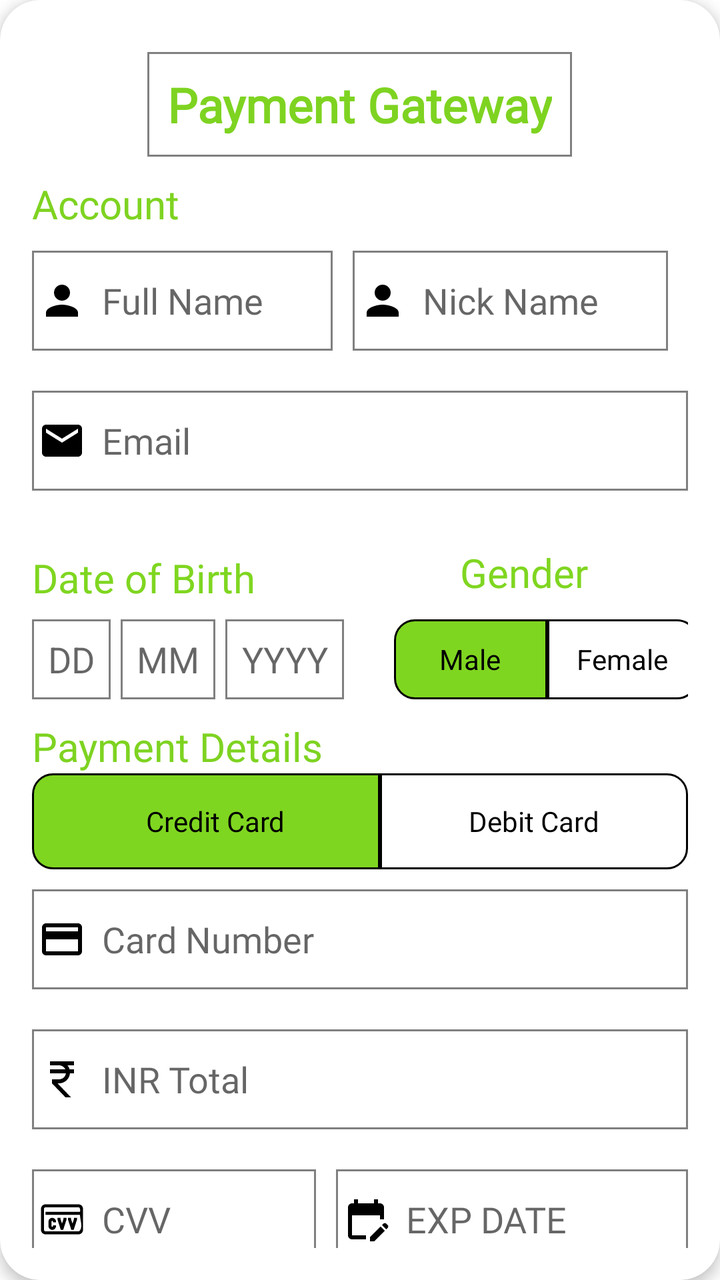
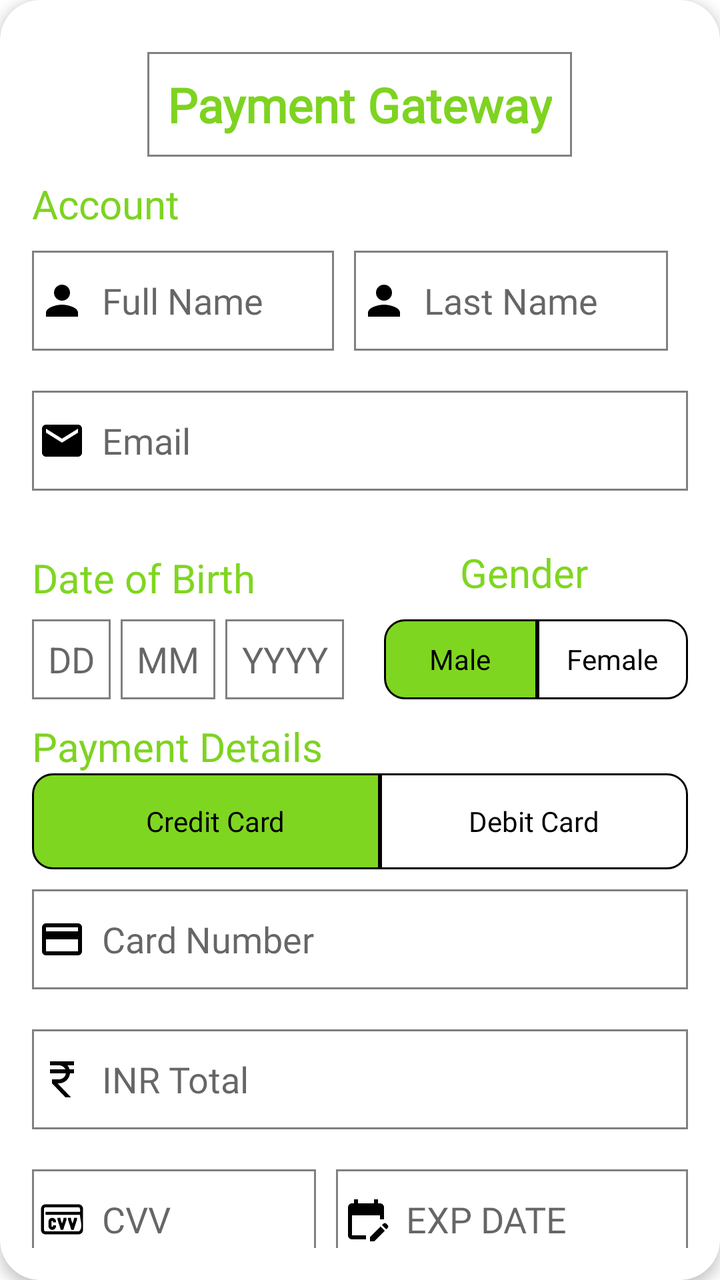

Compare the two renders of this Android layout. The source of the first and the diff that turns it into the second are given below.
<!-- AndroidManifest.xml: application theme Base.Theme.GoBetween -->
<!-- res/layout/activity_payment.xml -->
<?xml version="1.0" encoding="utf-8"?>
<androidx.cardview.widget.CardView xmlns:android="http://schemas.android.com/apk/res/android"
    xmlns:app="http://schemas.android.com/apk/res-auto"
    android:layout_width="match_parent"
    android:layout_height="wrap_content"
    app:cardCornerRadius="20dp"
    android:layout_margin="20dp"
    app:cardElevation="4dp">

    <LinearLayout
        android:layout_width="match_parent"
        android:layout_height="match_parent"
        android:orientation="vertical"
        android:padding="16dp"
        android:layout_marginTop="10dp">

        <TextView
            android:id="@+id/title"
            android:layout_width="wrap_content"
            android:layout_height="wrap_content"
            android:text="Payment Gateway"
            android:layout_gravity="center"
            android:background="@drawable/payment_edittext"
            android:fontFamily="@font/poppins_semibold"
            android:padding="10dp"
            android:textColor="#7ed321"
            android:textSize="24sp"
            android:textStyle="bold" />

        <LinearLayout
            android:layout_width="match_parent"
            android:layout_height="wrap_content"
            android:orientation="horizontal"
            android:layout_marginTop="10dp">

            <TextView
                android:layout_width="0dp"
                android:layout_height="wrap_content"
                android:layout_weight="1"
                android:text="Account"
                android:fontFamily="@font/poppins_semibold"
                android:textColor="#7ed321"
                android:textSize="20sp" />



        </LinearLayout>

        <LinearLayout
            android:layout_width="match_parent"
            android:layout_height="50dp"
            android:layout_marginTop="10dp"
            android:orientation="horizontal">

            <EditText
                android:id="@+id/full_name"
                android:layout_width="wrap_content"
                android:layout_height="match_parent"
                android:layout_weight="1"
                android:background="@drawable/payment_edittext"
                android:drawableLeft="@drawable/baseline_person_24"
                android:drawablePadding="8dp"
                android:fontFamily="@font/poppins_semibold"
                android:hint="Full Name"
                android:inputType="text"
                android:paddingStart="3dp" />

            <EditText
                android:id="@+id/nick_name"
                android:layout_width="wrap_content"
                android:layout_height="match_parent"
                android:layout_gravity="end"
                android:layout_marginStart="10dp"
                android:layout_marginEnd="10dp"
                android:layout_weight="1"
                android:background="@drawable/payment_edittext"
                android:drawableLeft="@drawable/baseline_person_24"
                android:drawablePadding="8dp"
                android:fontFamily="@font/poppins_semibold"
                android:hint="Nick Name"
                android:inputType="text"
                android:paddingStart="3dp" />
        </LinearLayout>


        <LinearLayout
            android:layout_width="match_parent"
            android:layout_height="50dp"
            android:orientation="horizontal"
            android:layout_marginTop="20dp">
            <EditText
                android:id="@+id/email"
                android:layout_width="match_parent"
                android:layout_height="match_parent"
                android:layout_weight="1"
                android:hint="Email"
                android:paddingStart="3dp"
                android:drawablePadding="8dp"
                android:drawableLeft="@drawable/baseline_email_24"
                android:background="@drawable/payment_edittext"
                android:fontFamily="@font/poppins_semibold"
                android:inputType="textEmailAddress" />

        </LinearLayout>
        <LinearLayout
            android:layout_width="wrap_content"
            android:layout_height="wrap_content"
            android:orientation="horizontal"
            android:layout_marginTop="30dp"
            android:layout_marginBottom="10dp">

            <TextView
                android:layout_width="0dp"
                android:layout_height="wrap_content"
                android:layout_weight="1"
                android:text="Date of Birth"
                android:textColor="@color/green"
                android:textSize="20sp"
                android:fontFamily="@font/poppins_semibold"/>

        </LinearLayout>
        <LinearLayout
            android:layout_width="wrap_content"
            android:layout_height="wrap_content"
            android:orientation="horizontal"
            android:layout_gravity="end"
            android:layout_marginTop="-40dp"
            android:layout_marginEnd="50dp">

            <TextView
                android:layout_width="0dp"
                android:layout_height="wrap_content"
                android:layout_weight="1"
                android:text="Gender"
                android:textColor="@color/green"
                android:textSize="20sp"
                android:fontFamily="@font/poppins_semibold"/>

        </LinearLayout>

        <LinearLayout
            android:layout_width="match_parent"
            android:layout_height="wrap_content"
            android:orientation="horizontal">
            <LinearLayout
                android:layout_width="wrap_content"
                android:layout_height="50dp"
                android:orientation="horizontal">

            
            <EditText
                android:id="@+id/day"
                android:layout_width="wrap_content"
                android:layout_height="match_parent"
                android:layout_marginTop="10dp"
                android:layout_weight="1"
                android:background="@drawable/payment_edittext"
                android:hint="DD"
                android:inputType="number"
                android:maxLength="2"
                android:maxLines="1"
                android:layout_marginRight="5dp"
                android:padding="8dp"
                android:textAlignment="center" />

            
            <EditText
                android:id="@+id/month"
                android:layout_width="wrap_content"
                android:layout_height="match_parent"
                android:layout_marginTop="10dp"
                android:layout_weight="1"
                android:background="@drawable/payment_edittext"
                android:hint="MM"
                android:inputType="number"
                android:maxLength="2"
                android:maxLines="1"
                android:layout_marginRight="5dp"
                android:padding="8dp"
                android:textAlignment="center" />

            
            <EditText
                android:id="@+id/year"
                android:layout_width="wrap_content"
                android:layout_height="match_parent"
                android:layout_marginTop="10dp"
                android:layout_weight="1"
                android:background="@drawable/payment_edittext"
                android:hint="YYYY"
                android:saveEnabled="false"
                android:maxLength="4"
                android:maxLines="1"
                android:padding="8dp"
                android:textAlignment="center" />
            </LinearLayout>

            <LinearLayout
                android:layout_width="184dp"
                android:layout_height="wrap_content"
                android:orientation="horizontal">

                <RadioGroup
                    android:layout_width="172dp"
                    android:layout_height="60dp"
                    android:layout_gravity="end"
                    android:layout_marginStart="15dp"
                    android:orientation="horizontal"
                    android:padding="10dp">

                    <RadioButton
                        android:id="@+id/male_radio_button"
                        android:layout_width="111dp"
                        android:layout_height="wrap_content"
                        android:layout_weight="1"
                        android:background="@drawable/custom_left_radiobutton"
                        android:button="@android:color/transparent"
                        android:checked="true"
                        android:text="Male"
                        android:textAlignment="center"
                        android:textColor="@color/black" />

                    <RadioButton
                        android:id="@+id/female_radio_button"
                        android:layout_width="110dp"
                        android:layout_height="wrap_content"
                        android:layout_weight="1"
                        android:background="@drawable/custom_right_radiobutton"
                        android:button="@android:color/transparent"
                        android:text="Female"
                        android:textAlignment="center"
                        android:textColor="@color/black" />
                </RadioGroup>
            </LinearLayout>
        </LinearLayout>
        <LinearLayout
            android:layout_width="match_parent"
            android:layout_height="wrap_content"
            android:orientation="horizontal">

            <TextView
                android:layout_width="0dp"
                android:layout_height="wrap_content"
                android:layout_weight="1"
                android:text="Payment Details"
                android:textColor="#7ed321"
                android:textSize="20sp"
                android:fontFamily="@font/poppins_semibold"/>

        </LinearLayout>

        <RadioGroup
            android:id="@+id/payment_method_group"
            android:layout_width="match_parent"
            android:layout_height="wrap_content"
            android:orientation="horizontal">

            <RadioButton
                android:id="@+id/credit_card_radio"
                android:layout_width="174dp"
                android:layout_height="wrap_content"
                android:background="@drawable/custom_left_radiobutton"
                android:button="@android:color/transparent"
                android:checked="true"
                android:fontFamily="@font/poppins_semibold"
                android:text="   Credit Card"
                android:textAlignment="center"
                android:textColor="@color/black" />

            <RadioButton
                android:id="@+id/debit_card_radio"
                android:layout_width="match_parent"
                android:layout_height="wrap_content"
                android:fontFamily="@font/poppins_semibold"
                android:text="Debit Card"
                android:textColor="@color/black"
                android:textAlignment="center"
                android:button="@android:color/transparent"
                android:background="@drawable/custom_right_radiobutton"/>

        </RadioGroup>

        <LinearLayout
            android:layout_width="match_parent"
            android:layout_height="50dp"
            android:orientation="horizontal"
            android:layout_marginTop="10dp">

            <EditText
                android:id="@+id/card_number"
                android:layout_width="match_parent"
                android:layout_height="match_parent"
                android:layout_weight="1"
                android:hint="Card Number"
                android:drawableLeft="@drawable/baseline_credit_card_24"
                android:background="@drawable/payment_edittext"
                android:paddingStart="3dp"
                android:drawablePadding="8dp"
                android:fontFamily="@font/poppins_semibold"
                android:inputType="number" />
        </LinearLayout>
        <LinearLayout
            android:layout_width="match_parent"
            android:layout_height="50dp"
            android:orientation="horizontal"
            android:layout_marginTop="20dp">
            <EditText
                android:id="@+id/total_amount"
                android:layout_width="match_parent"
                android:layout_height="match_parent"
                android:layout_weight="1"
                android:hint="INR Total "
                android:drawableLeft="@drawable/baseline_currency_rupee_24"
                android:paddingStart="3dp"
                android:drawablePadding="8dp"
                android:background="@drawable/payment_edittext"
                android:fontFamily="@font/poppins_semibold"
                android:inputType="numberDecimal" />
        </LinearLayout>
        <LinearLayout
            android:layout_width="match_parent"
            android:layout_height="50dp"
            android:orientation="horizontal"
            android:layout_marginTop="20dp"
            android:layout_marginBottom="20dp">

            <EditText
                android:id="@+id/cvv"
                android:layout_width="82dp"
                android:layout_height="match_parent"
                android:layout_marginRight="10dp"
                android:layout_weight="1"
                android:background="@drawable/payment_edittext"
                android:drawableLeft="@drawable/cvv"
                android:paddingStart="3dp"
                android:drawablePadding="8dp"
                android:fontFamily="@font/poppins_semibold"
                android:hint="CVV"
                android:inputType="number" />
            <EditText
                android:id="@+id/exp_date"
                android:layout_width="wrap_content"
                android:layout_height="match_parent"
                android:layout_weight="1"
                android:paddingStart="3dp"
                android:drawablePadding="8dp"
                android:hint="EXP DATE"
                android:drawableLeft="@drawable/baseline_edit_calendar_24"
                android:background="@drawable/payment_edittext"
                android:fontFamily="@font/poppins_semibold"
                android:inputType="number" />

        </LinearLayout>
        <Button
            android:id="@+id/pay_now"
            android:layout_gravity="center"
            android:layout_width="match_parent"
            android:layout_height="50dp"
            android:fontFamily="@font/poppins_semibold"
            android:backgroundTint="@color/green"
            android:text="PAY NOW" />
    </LinearLayout>
</androidx.cardview.widget.CardView>
<!-- resources referenced by this layout -->
<resources>
  <color name="black">#FF000000</color>
  <color name="green">#7FD620</color>
  <!-- drawable custom_left_radiobutton (drawable) -->
  <?xml version="1.0" encoding="utf-8"?>
  <selector xmlns:android="http://schemas.android.com/apk/res/android">
      <item android:drawable="@drawable/radio_button_leftselected" android:state_checked="true"/>
      <item android:drawable="@drawable/radio_button_leftunselected" android:state_checked="false"/>
  </selector>
  <!-- drawable custom_right_radiobutton (drawable) -->
  <?xml version="1.0" encoding="utf-8"?>
  <selector xmlns:android="http://schemas.android.com/apk/res/android">
      <item android:drawable="@drawable/radio_button_rightselected" android:state_checked="true"/>
      <item android:drawable="@drawable/radio_button_rightunselected" android:state_checked="false"/>
  </selector>
  <!-- drawable payment_edittext (drawable) -->
  <?xml version="1.0" encoding="utf-8"?>
  <selector xmlns:android="http://schemas.android.com/apk/res/android">
      <item android:drawable="@drawable/payment_selected_edit" android:state_focused="true"/>
      <item android:drawable="@drawable/payment_unselected_edit" android:state_focused="false"/>
  </selector>
  <!-- drawable radio_button_leftselected (drawable) -->
  <?xml version="1.0" encoding="utf-8"?>
  <shape android:shape="rectangle"
      xmlns:android="http://schemas.android.com/apk/res/android">
      <stroke
          android:width="1dp"
          android:color="@color/black"/>
      <solid android:color="@color/green"/>
      <corners android:topLeftRadius="10dp" android:bottomLeftRadius="10dp"/>
  </shape>
  <!-- drawable radio_button_leftunselected (drawable) -->
  <?xml version="1.0" encoding="utf-8"?>
  <shape android:shape="rectangle"
      xmlns:android="http://schemas.android.com/apk/res/android">
      <solid android:color="@android:color/transparent"/>
      <stroke
          android:width="1dp"
          android:color="@color/black"/>
      <corners android:topLeftRadius="10dp" android:bottomLeftRadius="10dp"/>
  </shape>
  <!-- drawable radio_button_rightselected (drawable) -->
  <?xml version="1.0" encoding="utf-8"?>
  <shape android:shape="rectangle"
      xmlns:android="http://schemas.android.com/apk/res/android">
      <stroke
          android:width="1dp"
          android:color="@color/black"/>
      <solid android:color="@color/green"/>
      <corners android:topRightRadius="10dp" android:bottomRightRadius="10dp"/>
  </shape>
  <!-- drawable radio_button_rightunselected (drawable) -->
  <?xml version="1.0" encoding="utf-8"?>
  <shape android:shape="rectangle"
      xmlns:android="http://schemas.android.com/apk/res/android">
      <solid android:color="@android:color/transparent"/>
      <stroke
          android:width="1dp"
          android:color="@color/black"/>
      <corners android:topRightRadius="10dp" android:bottomRightRadius="10dp"/>
  </shape>
  <!-- drawable payment_selected_edit (drawable) -->
  <?xml version="1.0" encoding="utf-8"?>
  <shape xmlns:android="http://schemas.android.com/apk/res/android"
      android:shape="rectangle">
  
      <stroke
          android:width="1dp"
          android:color="@color/buttongreen"/>
  </shape>
  <!-- drawable payment_unselected_edit (drawable) -->
  <?xml version="1.0" encoding="utf-8"?>
  <shape xmlns:android="http://schemas.android.com/apk/res/android"
      android:shape="rectangle">
  
      <stroke
          android:width="1dp"
          android:color="#808080"/>
  </shape>
  <color name="lavender">#8692f7</color>
  <color name="white">#FFFFFFFF</color>
  <color name="teal_200">#FF03DAC5</color>
  <color name="teal_700">#FF018786</color>
  <color name="buttongreen">#AFF662</color>
  <!-- unchanged entries left out for length: 7 -->
</resources>

<!-- the commit's change to res/layout/activity_payment.xml (unified diff, before → after) -->
@@ -66,7 +66,7 @@
                 android:paddingStart="3dp" />
 
             <EditText
-                android:id="@+id/nick_name"
+                android:id="@+id/last_name"
                 android:layout_width="wrap_content"
                 android:layout_height="match_parent"
                 android:layout_gravity="end"
@@ -77,7 +77,7 @@
                 android:drawableLeft="@drawable/baseline_person_24"
                 android:drawablePadding="8dp"
                 android:fontFamily="@font/poppins_semibold"
-                android:hint="Nick Name"
+                android:hint="Last Name"
                 android:inputType="text"
                 android:paddingStart="3dp" />
         </LinearLayout>
@@ -204,7 +204,7 @@
                     android:layout_width="172dp"
                     android:layout_height="60dp"
                     android:layout_gravity="end"
-                    android:layout_marginStart="15dp"
+                    android:layout_marginStart="10dp"
                     android:orientation="horizontal"
                     android:padding="10dp">
 
